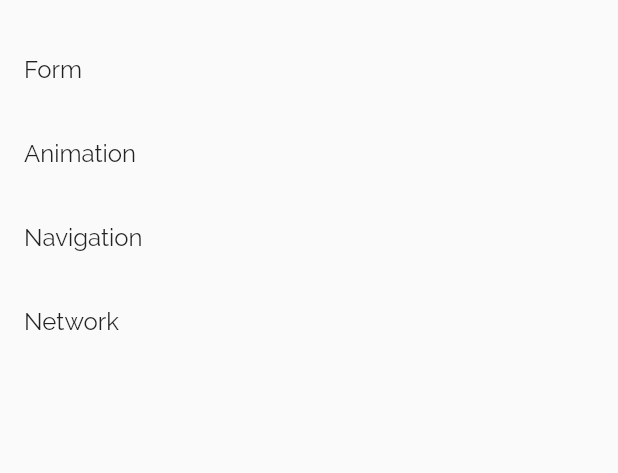
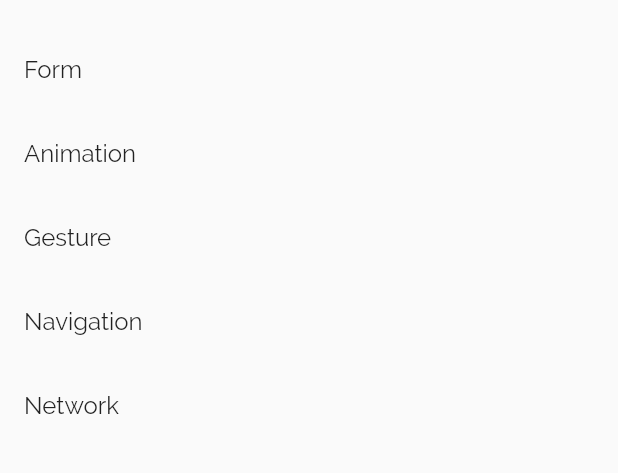
Before and after one commit to MudOnTire/flutter_demos, a Flutter app: the screen it shows after launch, on a phone screen of 412 x 824 dp, the part 224-697 px from its top. Run offline on Flutter 3.47's test engine with Material 2 defaults, Android fonts, the phone set to English and light mode, and no system bars.

Commit message:
add touch ripple demo

```diff
--- a/lib/main.dart
+++ b/lib/main.dart
@@ -14,6 +14,8 @@ import 'package:flutter_layout_demo/pages/form/FocusInput.dart';
 import 'package:flutter_layout_demo/pages/form/FormValidation.dart';
 import 'package:flutter_layout_demo/pages/form/HandleInputChange.dart';
 import 'package:flutter_layout_demo/pages/form/RetrieveInputValue.dart';
+import 'package:flutter_layout_demo/pages/gesture/Demos.dart';
+import 'package:flutter_layout_demo/pages/gesture/TouchRipples.dart';
 import 'package:flutter_layout_demo/pages/home.dart';
 import 'package:flutter_layout_demo/pages/layout/layout.dart';
 import 'package:flutter_layout_demo/pages/navigation/data-to-new-screen/screen_one.dart';
@@ -48,6 +50,9 @@ class MyApp extends StatelessWidget {
           '/form/focus-input': (context) => FocusInputApp(),
           '/form/handle-input-change': (context) => HandleInputChangeApp(),
           '/form/retrieve-input-value': (context) => RetrieveInputValueApp(),
+          // gesture
+          '/gesture': (context) => GestureDemos(),
+          '/gesture/touch-ripples': (context) => TouchRipplesApp(),
           // animation
           '/animation': (context) => AnimationDemos(),
           '/animation/page-transition': (context) => RTScreenOne(),
--- a/lib/pages/home.dart
+++ b/lib/pages/home.dart
@@ -32,6 +32,12 @@ class Home extends StatelessWidget {
             },
           ),
           ListTile(
+            title: Text('Gesture'),
+            onTap: () {
+              Navigator.pushNamed(context, '/gesture');
+            },
+          ),
+          ListTile(
             title: Text('Navigation'),
             onTap: () {
               Navigator.pushNamed(context, '/navigation');
```
Also changed, not shown: lib/pages/gesture/Demos.dart (added, +20 -0 lines), lib/pages/gesture/TouchRipples.dart (added, +25 -0 lines).
